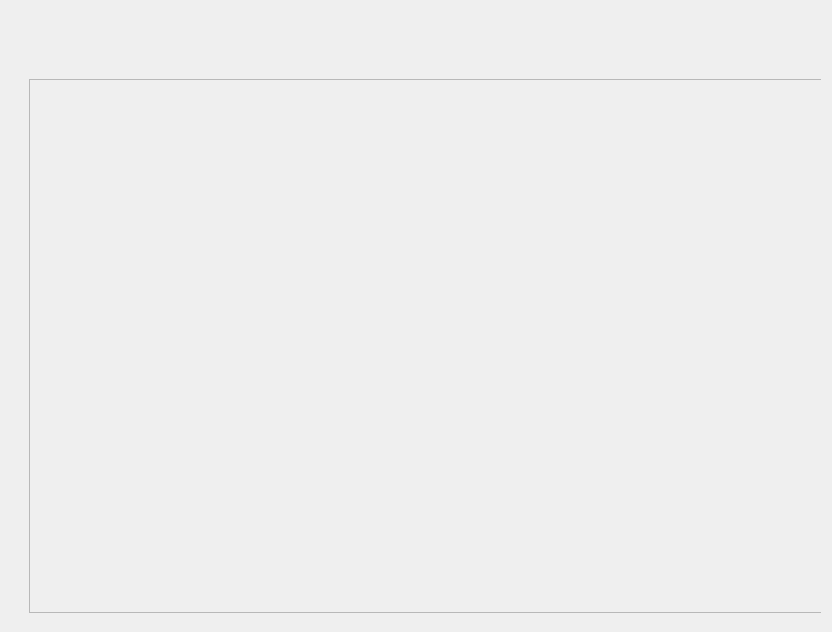
ammelto/Stabilis-GUI, file UI/mainwindow.ui: the form before one commit.
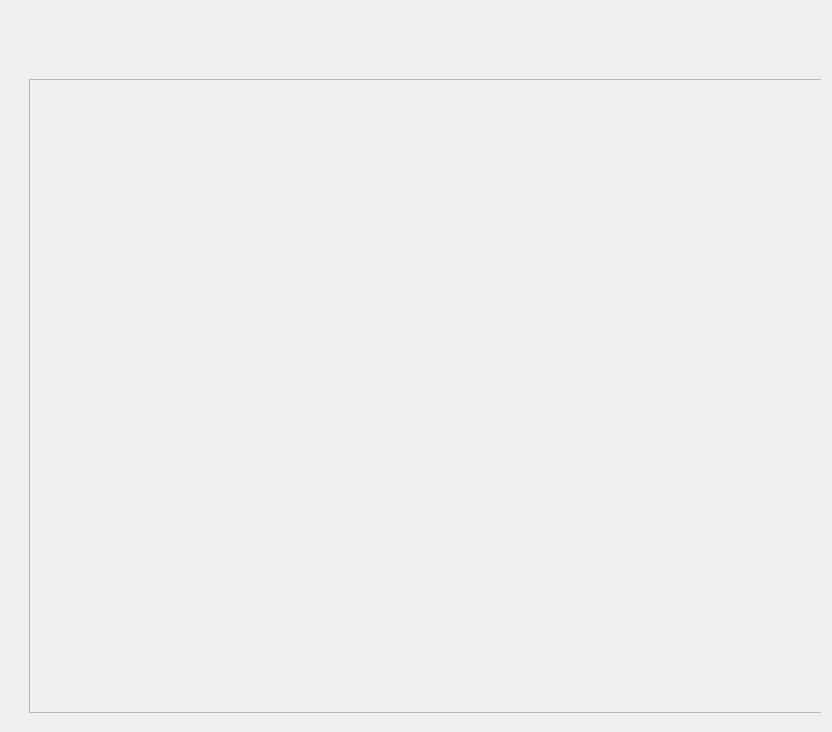
The form after the commit.

Patch:
```diff
--- a/UI/mainwindow.ui
+++ b/UI/mainwindow.ui
@@ -7,7 +7,7 @@
     <x>0</x>
     <y>0</y>
     <width>832</width>
-    <height>632</height>
+    <height>732</height>
    </rect>
   </property>
   <property name="windowTitle">
@@ -43,7 +43,7 @@
          <x>18</x>
          <y>68</y>
          <width>800</width>
-         <height>534</height>
+         <height>634</height>
         </rect>
        </property>
        <property name="styleSheet">
@@ -78,7 +78,7 @@
           <x>0</x>
           <y>0</y>
           <width>798</width>
-          <height>532</height>
+          <height>632</height>
          </rect>
         </property>
         <layout class="QVBoxLayout" name="verticalLayout">
```
